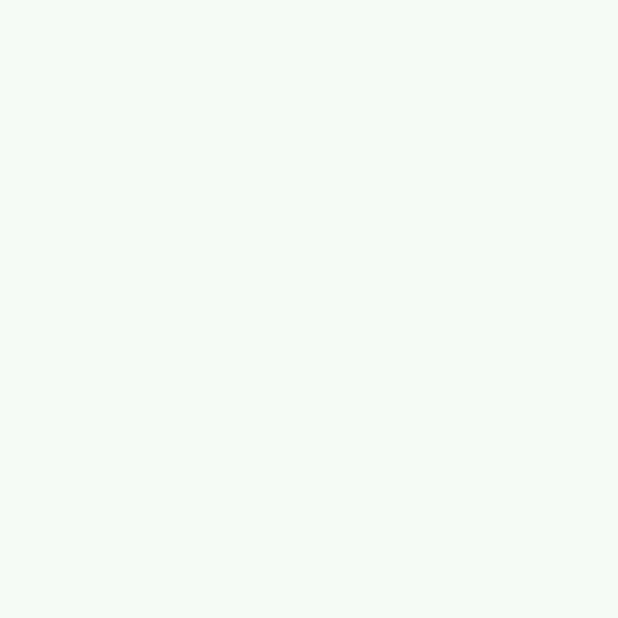
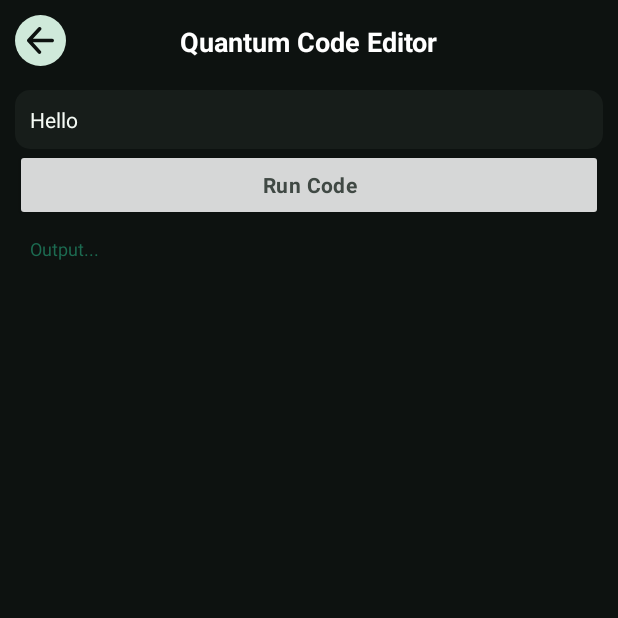
Before and after one commit to mukeshkumhar/Quantum-Simulator-App, an Android app: the QuantumEditorActivity screen opened directly, with no data from a screen before it, on a phone screen of 412 x 824 dp, the top half of it. Before the commit the part shown is empty. Run offline under Robolectric (Android 15) with nearby library versions, the phone set to English and light mode, and no system bars.

```diff
--- a/app/src/main/java/com/example/quantumsimulator/Routes/QuantumApiService.kt
+++ b/app/src/main/java/com/example/quantumsimulator/Routes/QuantumApiService.kt
@@ -1,5 +1,7 @@
 package com.example.quantumsimulator.Routes
 
+import com.example.quantumsimulator.DataModels.CodeRequest
+import com.example.quantumsimulator.DataModels.CodeResponse
 import com.example.quantumsimulator.DataModels.QuantumRequest
 import com.example.quantumsimulator.DataModels.QuantumResponse
 import retrofit2.Response
@@ -9,4 +11,8 @@ import retrofit2.http.POST
 interface QuantumApiService {
     @POST("simulate/")
     suspend fun simulate(@Body request: QuantumRequest): Response<QuantumResponse>
+
+    @POST("run-code/")
+    suspend fun runCode(@Body request: CodeRequest): Response<CodeResponse>
+
 }
--- a/app/src/main/res/drawable/back_svgrepo_com.xml
+++ b/app/src/main/res/drawable/back_svgrepo_com.xml
@@ -5,5 +5,5 @@
     android:viewportHeight="1024">
   <path
       android:pathData="M222.9,580.1l301.4,328.5c24.4,28.7 20.8,71.7 -7.9,96.1s-71.7,20.8 -96.1,-7.9L19.6,560a67.8,67.8 0,0 1,-13.8 -20,68 68,0 0,1 -6,-29.5l0,-0.1a68.3,68.3 0,0 1,7.3 -29.1,68.3 68.3,0 0,1 1.4,-2.6 67.6,67.6 0,0 1,10.1 -13.7L430,21.1c25.6,-27.6 68.7,-29.2 96.3,-3.7s29.2,68.7 3.7,96.3L224.1,443.8h730.5c37.6,0 68.2,30.5 68.2,68.2s-30.5,68.2 -68.2,68.2H222.9z"
-      android:fillColor="#000000"/>
+      android:fillColor="@color/md_theme_onSurface_mediumContrast"/>
 </vector>
--- /dev/null
+++ b/app/src/main/res/drawable/code_editor_bg.xml
@@ -0,0 +1,6 @@
+<?xml version="1.0" encoding="utf-8"?>
+<shape xmlns:android="http://schemas.android.com/apk/res/android">
+    <solid android:color="@color/md_theme_onBackground"/>
+    <corners android:radius="10dp"/>
+
+</shape>
--- a/app/src/main/res/layout/activity_quantum_editor.xml
+++ b/app/src/main/res/layout/activity_quantum_editor.xml
@@ -5,6 +5,83 @@
     android:id="@+id/main"
     android:layout_width="match_parent"
     android:layout_height="match_parent"
+    android:background="@color/md_theme_onSurface_mediumContrast"
     tools:context=".Activity.QuantumEditorActivity">
 
+    <androidx.appcompat.widget.AppCompatImageButton
+        android:id="@+id/backBtn"
+        android:layout_width="wrap_content"
+        android:layout_height="wrap_content"
+        android:background="@drawable/back_button_bg"
+        android:padding="8sp"
+        android:layout_margin="10sp"
+        android:src="@drawable/back_svgrepo_com"
+        app:layout_constraintStart_toStartOf="parent"
+        app:layout_constraintTop_toTopOf="parent" />
+
+
+    <TextView
+        android:id="@+id/textView3"
+        android:layout_width="wrap_content"
+        android:layout_height="wrap_content"
+        android:layout_marginTop="15sp"
+        android:text="Quantum Code Editor"
+        android:textColor="@color/md_theme_onSecondary"
+        android:textSize="18sp"
+        android:textStyle="bold"
+        app:layout_constraintEnd_toEndOf="parent"
+        app:layout_constraintStart_toStartOf="parent"
+        app:layout_constraintTop_toTopOf="parent" />
+
+    <ScrollView
+        android:layout_width="match_parent"
+        android:layout_height="wrap_content"
+        android:layout_marginTop="20sp"
+        android:layout_marginLeft="10sp"
+        android:layout_marginRight="10sp"
+        android:contentDescription="editorScrollview"
+        app:layout_constraintEnd_toEndOf="parent"
+        app:layout_constraintStart_toStartOf="parent"
+        app:layout_constraintTop_toBottomOf="@+id/textView3">
+
+        <LinearLayout
+            android:layout_width="match_parent"
+            android:layout_height="wrap_content"
+            android:orientation="vertical">
+
+            <androidx.appcompat.widget.AppCompatEditText
+                android:id="@+id/editCodeText"
+                android:layout_width="match_parent"
+                android:layout_height="wrap_content"
+                android:padding="10sp"
+                android:background="@drawable/code_editor_bg"
+                android:hint="Wright your Quantum Code Here"
+                android:text="Hello"
+                android:textSize="14sp"
+                android:textColor="@color/md_theme_surface"
+                android:textColorHint="@color/md_theme_primary" />
+
+            <androidx.appcompat.widget.AppCompatButton
+                android:id="@+id/runCodeBtn"
+                style="@style/MaterialAlertDialog.Material3.Body.Text"
+                android:layout_width="match_parent"
+                android:layout_height="wrap_content"
+                android:text="Run Code"
+                android:textStyle="bold" />
+            <TextView
+                android:id="@+id/outputText"
+                android:layout_width="match_parent"
+                android:layout_height="wrap_content"
+                android:textColor="@color/md_theme_primary"
+                android:textSize="12sp"
+                android:padding="10sp"
+                android:text="Output..."/>
+            <ImageView
+                android:layout_width="match_parent"
+                android:layout_height="wrap_content"
+                android:scaleType="fitCenter"
+                android:id="@+id/circuitImage"/>
+        </LinearLayout>
+    </ScrollView>
+
 </androidx.constraintlayout.widget.ConstraintLayout>
```
Also changed, not shown: app/src/main/java/com/example/quantumsimulator/Activity/QuantumEditorActivity.kt (+67 -1 lines), app/src/main/java/com/example/quantumsimulator/DataModels/DataModel1.kt (+13 -0 lines).
